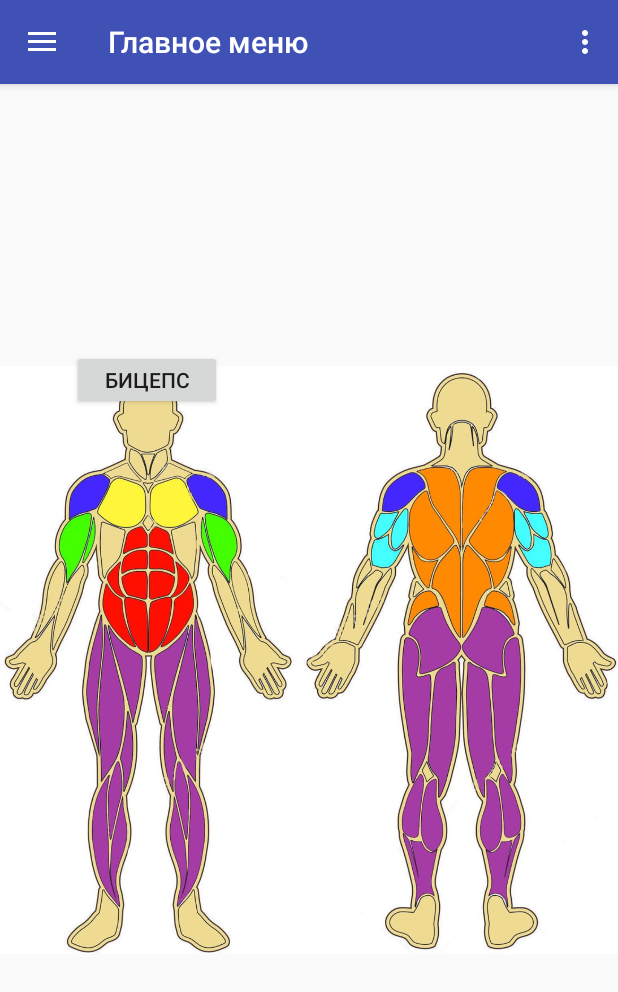
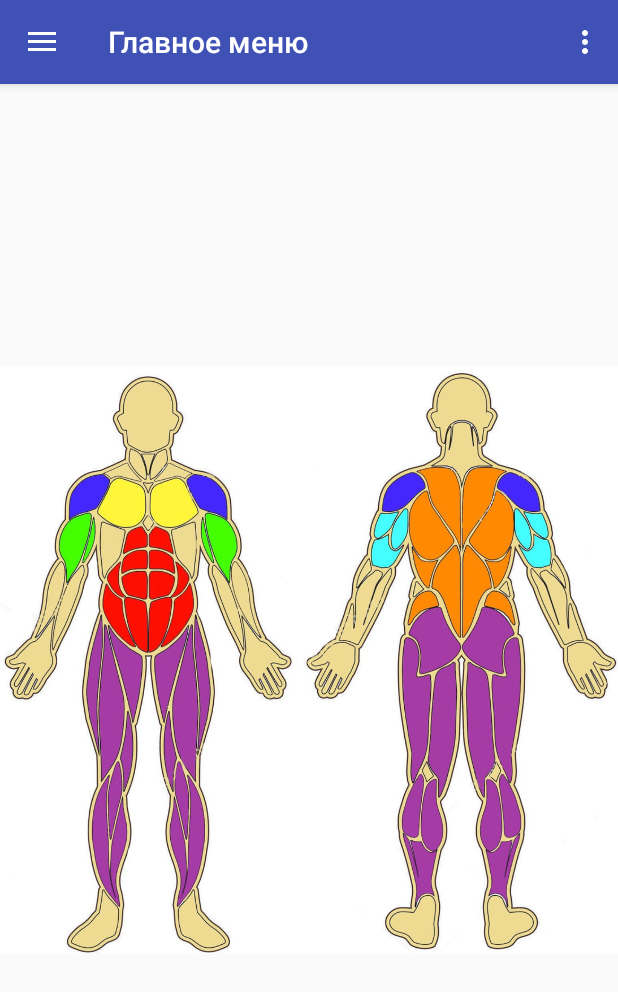
Before and after one commit to Demoncho/GetFit, an Android app: the screen it shows after launch (MainActivity), on a phone screen of 412 x 824 dp. Shown: the top 992 px of the screen. Run offline under Robolectric (Android 15) with nearby library versions, the phone set to English and light mode, and no system bars.

```diff
--- a/app/src/main/res/layout/nav_mainmenu.xml
+++ b/app/src/main/res/layout/nav_mainmenu.xml
@@ -14,20 +14,5 @@
         android:baselineAligned="false"
         app:srcCompat="@drawable/topbody" />
 
-    <Button
-        android:id="@+id/button2"
-        android:layout_width="100dp"
-        android:layout_height="40dp"
-        android:layout_alignParentStart="true"
-        android:layout_alignParentTop="true"
-        android:layout_marginStart="48dp"
-        android:layout_marginTop="177dp"
-        android:layout_x="64dp"
-        android:layout_y="150dp"
-        android:onClick="onBicepsClick"
-        android:text="Бицепс"
-        tools:layout_editor_absoluteX="49dp"
-        tools:layout_editor_absoluteY="135dp" />
-
 
 </RelativeLayout>
```
Also changed, not shown: app/src/main/java/ru/demoncho/getfit/Workout/RVAdapter_workout.java (+17 -1 lines), app/src/main/java/ru/demoncho/getfit/Workout/item_workout.java (+20 -11 lines), app/src/main/java/ru/demoncho/getfit/Workout/nav_workout.java (+24 -1 lines), app/src/main/res/layout/item_workout.xml (+10 -2 lines), app/src/main/res/values/workout_strings.xml (added, +52 -0 lines).
